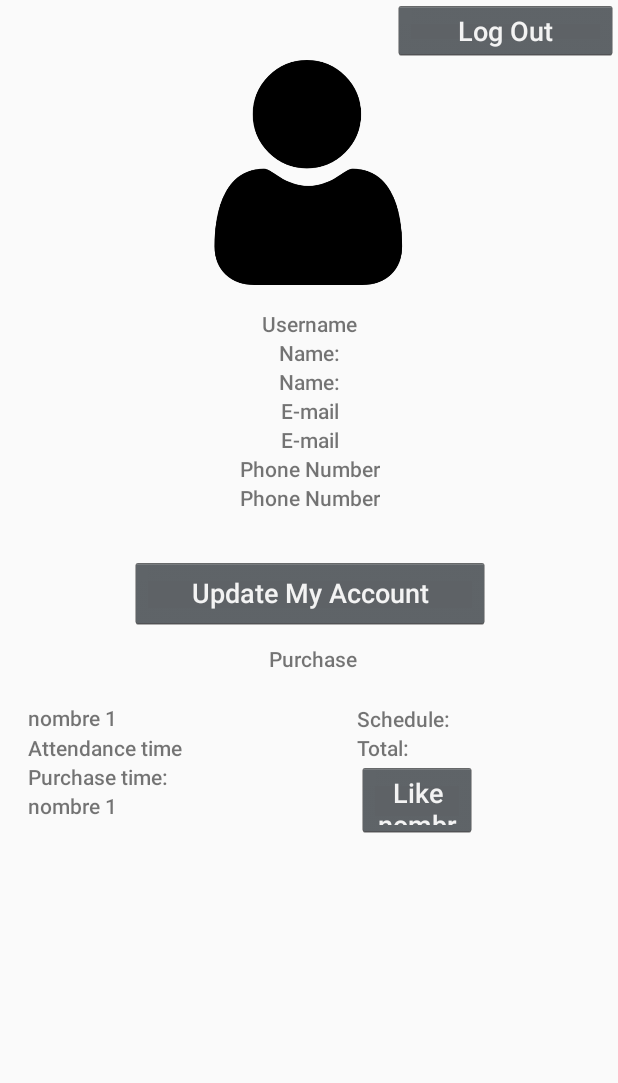
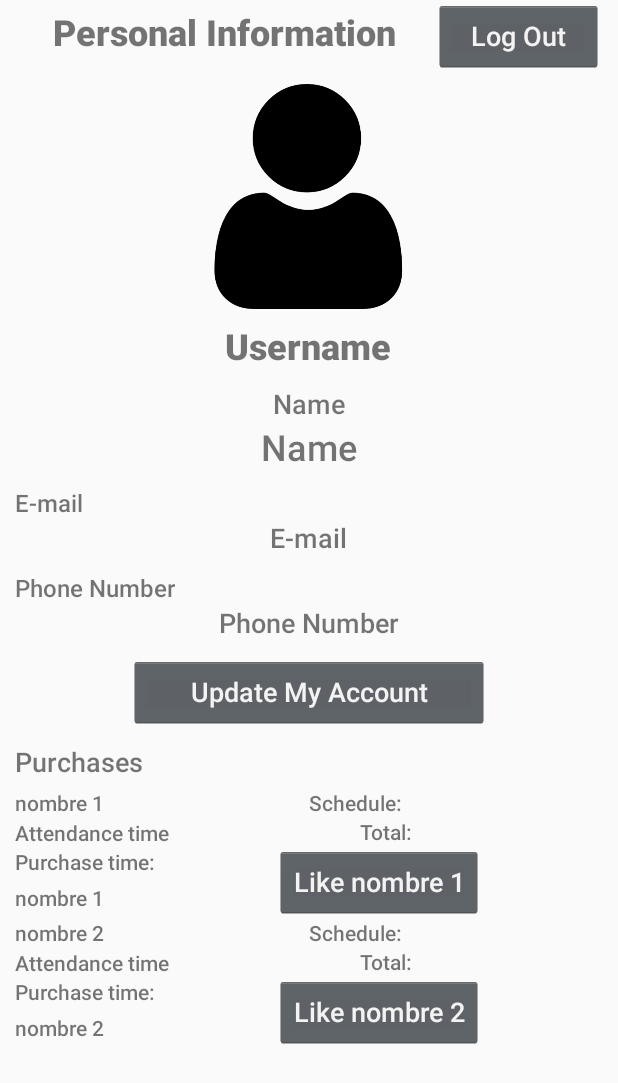
Before and after one commit to andresPanto/MUSEUM-Mov, an Android app: the UserAccount screen opened directly, with no data from a screen before it, on a phone screen of 412 x 824 dp. Shown: the top 1083 px of the screen. Run offline under Robolectric (Android 15) with nearby library versions, the light colour scheme and no system bars; pictures from the network do not load.

Commit message:
arreglo vista usuario

```diff
--- a/MUSEUM-Mov/app/src/main/java/com/example/museum/RegisterUser.kt
+++ b/MUSEUM-Mov/app/src/main/java/com/example/museum/RegisterUser.kt
@@ -1,6 +1,8 @@
 package com.example.museum
 
+import android.content.Context
 import android.content.Intent
+import android.content.SharedPreferences
 import androidx.appcompat.app.AppCompatActivity
 import android.os.Bundle
 import android.os.Environment
@@ -13,14 +15,38 @@ import com.example.museum.httpHandlers.UserHTTPHandler
 import com.example.museum.models.User
 import com.example.museum.ui.login.LoginActivity
 import kotlinx.android.synthetic.main.activity_register_user.*
+import kotlinx.android.synthetic.main.activity_user_account.*
 
 class RegisterUser : AppCompatActivity() {
     val userHTTPHandler: UserHTTPHandler = UserHTTPHandler()
+
+    private lateinit var preferences: SharedPreferences
+    private var userID: Int = 0
+
 
     override fun onCreate(savedInstanceState: Bundle?) {
         super.onCreate(savedInstanceState)
         setContentView(R.layout.activity_register_user)
 
+
+        preferences = getSharedPreferences(
+            EnvironmentVariables.prefsCredentialsName,
+            Context.MODE_PRIVATE)
+        userID = preferences.getInt("userID", 0)
+
+        if (userID != 0) {
+            val user: User? = UserHTTPHandler().getOne(userID)
+            if (user != null) {
+                setUpdateEnvironment(user)
+                Glide.with(this)
+                    .load(user.imagePath)
+                    .into(img_user_logo)
+            }else{
+                Log.i("User", "No user in API")
+            }
+        }else{
+            Log.i("User", "No user credentials")
+        }
 
 
 
@@ -38,6 +64,11 @@ class RegisterUser : AppCompatActivity() {
 
         setUpImages()
     }
+
+    private fun setUpdateEnvironment(user: User){
+
+    }
+
 
     private fun setUpImages(){
         val imagePaths: ArrayList<String> = EnvironmentVariables.profilePictures
--- a/MUSEUM-Mov/app/src/main/java/com/example/museum/UserAccount.kt
+++ b/MUSEUM-Mov/app/src/main/java/com/example/museum/UserAccount.kt
@@ -31,9 +31,8 @@ class UserAccount : AppCompatActivity() {
         if (userID != 0) {
             val user: User? = UserHTTPHandler().getOne(userID)
             if (user != null) {
-                Glide.with(this)
-                    .load(user.imagePath)
-                    .into(img_user_logo)
+                showUserData(user)
+
             }else{
                 Log.i("User", "No user in API")
             }
@@ -59,9 +58,7 @@ class UserAccount : AppCompatActivity() {
         boton_out.setOnClickListener{
             irLoginActivity()
         }
-        img_user_logo.setOnClickListener{
-            setValues("","","","")
-        }
+
 
         iniciarRv(listPurchase,this,rv_purchase)
 
@@ -78,23 +75,27 @@ class UserAccount : AppCompatActivity() {
         adaptadorPurchase.notifyDataSetChanged()
     }
 
-    private fun setValues(username:String,name:String,email:String,phone:String){
-        txt_username_r.setText(username)
-        txt_name_user.setText(name)
-        txt_email_user.setText(email)
-        txt_phone_user.setText(phone)
-    }
+
     private fun irUpdateAccount(){
-        var intentExplicito = Intent(this, UpdateAccount::class.java)
+        var intentExplicito = Intent(this, RegisterUser::class.java)
         this.startActivity(intentExplicito)
     }
     private fun irLoginActivity(){
         var editor = preferences.edit()
         editor.putInt("userID", 0).apply()
 
-
-
         var intentExplicito = Intent(this, MainActivity::class.java)
         this.startActivity(intentExplicito)
     }
+
+    private fun showUserData(user: User){
+        Glide.with(this)
+            .load(user.imagePath)
+            .into(img_user_logo)
+        txt_name_user.text = user.fullName
+        txt_email_user.text = user.email
+        txt_phone_user.text = user.phoneNumber
+        txt_username_r.text = user.username
+    }
+
 }
--- a/MUSEUM-Mov/app/src/main/res/layout/activity_user_account.xml
+++ b/MUSEUM-Mov/app/src/main/res/layout/activity_user_account.xml
@@ -10,115 +10,143 @@
         android:id="@+id/img_user_logo"
         android:layout_width="150dp"
         android:layout_height="150dp"
-        android:layout_marginTop="40dp"
+        android:layout_marginTop="8dp"
         app:layout_constraintEnd_toEndOf="parent"
         app:layout_constraintHorizontal_bias="0.498"
         app:layout_constraintStart_toStartOf="parent"
-        app:layout_constraintTop_toTopOf="parent"
+        app:layout_constraintTop_toBottomOf="@+id/linearLayout8"
         app:srcCompat="@drawable/user"
         tools:srcCompat="@drawable/user" />
 
+    <LinearLayout
+        android:id="@+id/linearLayout8"
+        android:layout_width="0dp"
+        android:layout_height="wrap_content"
+        android:orientation="horizontal"
+        android:weightSum="6"
+        android:layout_marginLeft="10dp"
+        android:layout_marginRight="10dp"
+        app:layout_constraintEnd_toEndOf="parent"
+        app:layout_constraintHorizontal_bias="0.5"
+        app:layout_constraintStart_toStartOf="parent"
+        app:layout_constraintTop_toTopOf="parent">
+
+        <TextView
+            android:id="@+id/textView2"
+            android:layout_width="wrap_content"
+            android:layout_height="wrap_content"
+            android:layout_weight="4"
+            android:text="Personal Information"
+            android:textAlignment="center"
+            android:textSize="24sp"
+            android:textStyle="bold" />
+
         <Button
             android:id="@+id/btn_log_out"
-        android:layout_width="150dp"
-        android:layout_height="40dp"
-        android:text="@string/log_out"
+            android:layout_width="wrap_content"
+            android:layout_height="wrap_content"
+            android:layout_weight="2"
+            android:text="@string/log_out" />
+    </LinearLayout>
+
+    <LinearLayout
+        android:layout_width="0dp"
+        android:layout_height="0dp"
+        android:layout_marginTop="10dp"
+        android:orientation="vertical"
+        app:layout_constraintBottom_toBottomOf="parent"
         app:layout_constraintEnd_toEndOf="parent"
-        app:layout_constraintTop_toTopOf="parent" />
+        app:layout_constraintStart_toStartOf="parent"
+        android:layout_marginLeft="10dp"
+        android:layout_marginRight="10dp"
+        app:layout_constraintTop_toBottomOf="@+id/txt_username_r">
+
+        <TextView
+            android:id="@+id/textView15"
+            android:layout_width="wrap_content"
+            android:layout_height="wrap_content"
+            android:layout_gravity="center"
+            android:text="@string/name"
+            android:textSize="18sp" />
+
+        <TextView
+            android:id="@+id/txt_name_user"
+            android:layout_width="wrap_content"
+            android:layout_height="wrap_content"
+            android:layout_gravity="center"
+            android:layout_marginBottom="10dp"
+            android:text="@string/name"
+            android:textSize="24sp" />
+
+        <TextView
+            android:id="@+id/textView17"
+            android:layout_width="wrap_content"
+            android:layout_height="wrap_content"
+            android:layout_gravity="left"
+            android:text="@string/e_mail"
+            android:textSize="16sp" />
+
+        <TextView
+            android:id="@+id/txt_email_user"
+            android:layout_width="wrap_content"
+            android:layout_height="wrap_content"
+            android:layout_gravity="center"
+            android:text="@string/e_mail"
+            android:textSize="18sp" />
+
+        <TextView
+            android:id="@+id/textView19"
+            android:layout_width="wrap_content"
+            android:layout_height="wrap_content"
+            android:layout_gravity="left"
+
+            android:layout_marginTop="10dp"
+            android:text="@string/phone_number"
+            android:textSize="16sp" />
+
+        <TextView
+            android:id="@+id/txt_phone_user"
+            android:layout_width="wrap_content"
+            android:layout_height="wrap_content"
+            android:layout_gravity="center"
+
+            android:text="@string/phone_number"
+            android:textSize="18sp" />
 
         <Button
             android:id="@+id/btn_update_account"
             android:layout_width="240dp"
             android:layout_height="wrap_content"
-        android:layout_marginTop="30dp"
-        android:text="@string/update_account"
-        app:layout_constraintEnd_toEndOf="@+id/txt_phone_user"
-        app:layout_constraintHorizontal_bias="0.503"
-        app:layout_constraintStart_toStartOf="@+id/txt_phone_user"
-        app:layout_constraintTop_toBottomOf="@+id/txt_phone_user" />
+            android:layout_gravity="center"
+            android:layout_marginTop="10dp"
+            android:layout_marginBottom="10dp"
+            android:text="@string/update_account" />
 
         <TextView
             android:id="@+id/textView11"
             android:layout_width="wrap_content"
             android:layout_height="wrap_content"
-        android:layout_marginTop="10dp"
             android:text="@string/purchase"
-        app:layout_constraintEnd_toEndOf="@+id/btn_update_account"
-        app:layout_constraintHorizontal_bias="0.511"
-        app:layout_constraintStart_toStartOf="@+id/btn_update_account"
-        app:layout_constraintTop_toBottomOf="@+id/btn_update_account" />
+            android:textSize="18sp" />
+
+        <androidx.recyclerview.widget.RecyclerView
+            android:id="@+id/rv_purchase"
+            android:layout_width="match_parent"
+            android:layout_height="match_parent"
+            android:layout_marginTop="5dp" />
+    </LinearLayout>
 
     <TextView
         android:id="@+id/txt_username_r"
         android:layout_width="wrap_content"
         android:layout_height="wrap_content"
-        android:layout_marginTop="16dp"
+        android:layout_marginTop="8dp"
         android:text="@string/username"
-        app:layout_constraintEnd_toEndOf="@+id/img_user_logo"
-        app:layout_constraintHorizontal_bias="0.507"
-        app:layout_constraintStart_toStartOf="@+id/img_user_logo"
+        android:textSize="24sp"
+        android:textStyle="bold"
+        app:layout_constraintEnd_toEndOf="parent"
+        app:layout_constraintHorizontal_bias="0.498"
+        app:layout_constraintStart_toStartOf="parent"
         app:layout_constraintTop_toBottomOf="@+id/img_user_logo" />
 
-    <TextView
-        android:id="@+id/textView15"
-        android:layout_width="wrap_content"
-        android:layout_height="wrap_content"
-        android:text="@string/name"
-        app:layout_constraintEnd_toEndOf="@+id/txt_username_r"
-        app:layout_constraintStart_toStartOf="@+id/txt_username_r"
-        app:layout_constraintTop_toBottomOf="@+id/txt_username_r" />
-
-    <TextView
-        android:id="@+id/txt_name_user"
-        android:layout_width="wrap_content"
-        android:layout_height="wrap_content"
-        android:text="@string/name"
-        app:layout_constraintEnd_toEndOf="@+id/textView15"
-        app:layout_constraintStart_toStartOf="@+id/textView15"
-        app:layout_constraintTop_toBottomOf="@+id/textView15" />
-
-    <TextView
-        android:id="@+id/textView17"
-        android:layout_width="wrap_content"
-        android:layout_height="wrap_content"
-        android:text="@string/e_mail"
-        app:layout_constraintEnd_toEndOf="@+id/txt_name_user"
-        app:layout_constraintStart_toStartOf="@+id/txt_name_user"
-        app:layout_constraintTop_toBottomOf="@+id/txt_name_user" />
-
-    <TextView
-        android:id="@+id/txt_email_user"
-        android:layout_width="wrap_content"
-        android:layout_height="wrap_content"
-        android:text="@string/e_mail"
-        app:layout_constraintEnd_toEndOf="@+id/textView17"
-        app:layout_constraintStart_toStartOf="@+id/textView17"
-        app:layout_constraintTop_toBottomOf="@+id/textView17" />
-
-    <TextView
-        android:id="@+id/textView19"
-        android:layout_width="wrap_content"
-        android:layout_height="wrap_content"
-        android:text="@string/phone_number"
-        app:layout_constraintEnd_toEndOf="@+id/txt_email_user"
-        app:layout_constraintStart_toStartOf="@+id/txt_email_user"
-        app:layout_constraintTop_toBottomOf="@+id/txt_email_user" />
-
-    <TextView
-        android:id="@+id/txt_phone_user"
-        android:layout_width="wrap_content"
-        android:layout_height="wrap_content"
-        android:text="@string/phone_number"
-        app:layout_constraintEnd_toEndOf="@+id/textView19"
-        app:layout_constraintStart_toStartOf="@+id/textView19"
-        app:layout_constraintTop_toBottomOf="@+id/textView19" />
-
-    <androidx.recyclerview.widget.RecyclerView
-        android:id="@+id/rv_purchase"
-        android:layout_width="400dp"
-        android:layout_height="200dp"
-        android:layout_marginTop="10dp"
-        app:layout_constraintEnd_toEndOf="@+id/textView11"
-        app:layout_constraintStart_toStartOf="@+id/textView11"
-        app:layout_constraintTop_toBottomOf="@+id/textView11" />
 </androidx.constraintlayout.widget.ConstraintLayout>
--- a/MUSEUM-Mov/app/src/main/res/layout/purchase_adapter.xml
+++ b/MUSEUM-Mov/app/src/main/res/layout/purchase_adapter.xml
@@ -1,90 +1,69 @@
 <?xml version="1.0" encoding="utf-8"?>
-<androidx.constraintlayout.widget.ConstraintLayout
-    xmlns:android="http://schemas.android.com/apk/res/android"
+<androidx.constraintlayout.widget.ConstraintLayout xmlns:android="http://schemas.android.com/apk/res/android"
     xmlns:app="http://schemas.android.com/apk/res-auto"
     xmlns:tools="http://schemas.android.com/tools"
     android:layout_width="match_parent"
-    android:layout_height="match_parent">
+    android:layout_height="wrap_content">
 
-    <androidx.constraintlayout.widget.ConstraintLayout
-        android:layout_width="391dp"
-        android:layout_height="711dp"
-        tools:layout_editor_absoluteX="1dp"
-        tools:layout_editor_absoluteY="1dp">
+    <TextView
+        android:id="@+id/textView16"
+        android:layout_width="wrap_content"
+        android:layout_height="wrap_content"
+        android:text="@string/schedule"
+        app:layout_constraintEnd_toEndOf="parent"
+        app:layout_constraintStart_toEndOf="@+id/txt_purchase_name"
+        app:layout_constraintTop_toTopOf="parent" />
+
+    <Button
+        android:id="@+id/btn_edit_purchase"
+        android:layout_width="wrap_content"
+        android:layout_height="wrap_content"
+        android:text="@string/edit"
+        app:layout_constraintBottom_toBottomOf="parent"
+        app:layout_constraintEnd_toEndOf="parent"
+        app:layout_constraintStart_toEndOf="@+id/textView21"
+        app:layout_constraintTop_toBottomOf="@+id/textView20" />
+
+    <TextView
+        android:id="@+id/textView20"
+        android:layout_width="wrap_content"
+        android:layout_height="wrap_content"
+        android:text="@string/total"
+        app:layout_constraintEnd_toEndOf="parent"
+        app:layout_constraintStart_toEndOf="@+id/textView18"
+        app:layout_constraintTop_toBottomOf="@+id/textView16" />
+
+    <TextView
+        android:id="@+id/txt_purchase_quantity"
+        android:layout_width="wrap_content"
+        android:layout_height="wrap_content"
+        android:text="@string/quantity"
+        app:layout_constraintBottom_toBottomOf="parent"
+        app:layout_constraintStart_toStartOf="parent"
+        app:layout_constraintTop_toBottomOf="@+id/textView21" />
 
     <TextView
         android:id="@+id/txt_purchase_name"
         android:layout_width="61dp"
         android:layout_height="20dp"
-            android:layout_marginStart="10dp"
-            android:layout_marginTop="10dp"
         android:text="@string/name"
-            app:layout_constraintEnd_toEndOf="parent"
-            app:layout_constraintHorizontal_bias="0.0"
         app:layout_constraintStart_toStartOf="parent"
         app:layout_constraintTop_toTopOf="parent" />
-
-        <TextView
-            android:id="@+id/textView16"
-            android:layout_width="wrap_content"
-            android:layout_height="wrap_content"
-            android:layout_marginStart="150dp"
-            android:text="@string/schedule"
-            app:layout_constraintBottom_toBottomOf="@+id/txt_purchase_name"
-            app:layout_constraintEnd_toEndOf="parent"
-            app:layout_constraintHorizontal_bias="0.072"
-            app:layout_constraintStart_toEndOf="@+id/txt_purchase_name"
-            app:layout_constraintTop_toTopOf="@+id/txt_purchase_name"
-            app:layout_constraintVertical_bias="1.0" />
 
     <TextView
         android:id="@+id/textView18"
         android:layout_width="wrap_content"
         android:layout_height="wrap_content"
         android:text="@string/attendance_time"
-            app:layout_constraintEnd_toEndOf="@+id/txt_purchase_name"
-            app:layout_constraintHorizontal_bias="0.0"
-            app:layout_constraintStart_toStartOf="@+id/txt_purchase_name"
+        app:layout_constraintStart_toStartOf="parent"
         app:layout_constraintTop_toBottomOf="@+id/txt_purchase_name" />
-
-        <TextView
-            android:id="@+id/textView20"
-            android:layout_width="wrap_content"
-            android:layout_height="wrap_content"
-            android:text="@string/total"
-            app:layout_constraintEnd_toEndOf="@+id/textView16"
-            app:layout_constraintHorizontal_bias="0.0"
-            app:layout_constraintStart_toStartOf="@+id/textView16"
-            app:layout_constraintTop_toBottomOf="@+id/textView16" />
-
-        <Button
-            android:id="@+id/btn_edit_purchase"
-            android:layout_width="80dp"
-            android:layout_height="50dp"
-            android:text="@string/edit"
-            app:layout_constraintEnd_toEndOf="@+id/textView20"
-            app:layout_constraintHorizontal_bias="0.0"
-            app:layout_constraintStart_toStartOf="@+id/textView20"
-            app:layout_constraintTop_toBottomOf="@+id/textView20" />
 
     <TextView
         android:id="@+id/textView21"
         android:layout_width="wrap_content"
         android:layout_height="wrap_content"
         android:text="@string/purchase_time"
-            app:layout_constraintEnd_toEndOf="@+id/textView18"
-            app:layout_constraintHorizontal_bias="0.0"
-            app:layout_constraintStart_toStartOf="@+id/textView18"
+        app:layout_constraintStart_toStartOf="parent"
         app:layout_constraintTop_toBottomOf="@+id/textView18" />
 
-        <TextView
-            android:id="@+id/txt_purchase_quantity"
-            android:layout_width="wrap_content"
-            android:layout_height="wrap_content"
-            android:text="@string/quantity"
-            app:layout_constraintEnd_toEndOf="@+id/textView21"
-            app:layout_constraintHorizontal_bias="0.0"
-            app:layout_constraintStart_toStartOf="@+id/textView21"
-            app:layout_constraintTop_toBottomOf="@+id/textView21" />
 </androidx.constraintlayout.widget.ConstraintLayout>
-</androidx.constraintlayout.widget.ConstraintLayout>
--- a/MUSEUM-Mov/app/src/main/res/values/strings.xml
+++ b/MUSEUM-Mov/app/src/main/res/values/strings.xml
@@ -29,11 +29,11 @@
     <string name="A_have_account">Already have an account?</string>
     <string name="log_out">Log Out</string>
     <string name="update_account">Update My Account</string>
-    <string name="purchase">Purchase</string>
+    <string name="purchase">Purchases</string>
     <string name="edit_account">Edit Account</string>
     <string name="update_image">Update Image</string>
     <string name="select_image">Select Image</string>
-    <string name="name">Name:</string>
+    <string name="name">Name</string>
     <string name="save">Save</string>
 
     <string name="attendance_time">Attendance time</string>
```
Also changed, not shown: 1 other file. Lines whose indentation alone changed are shown as unchanged.
